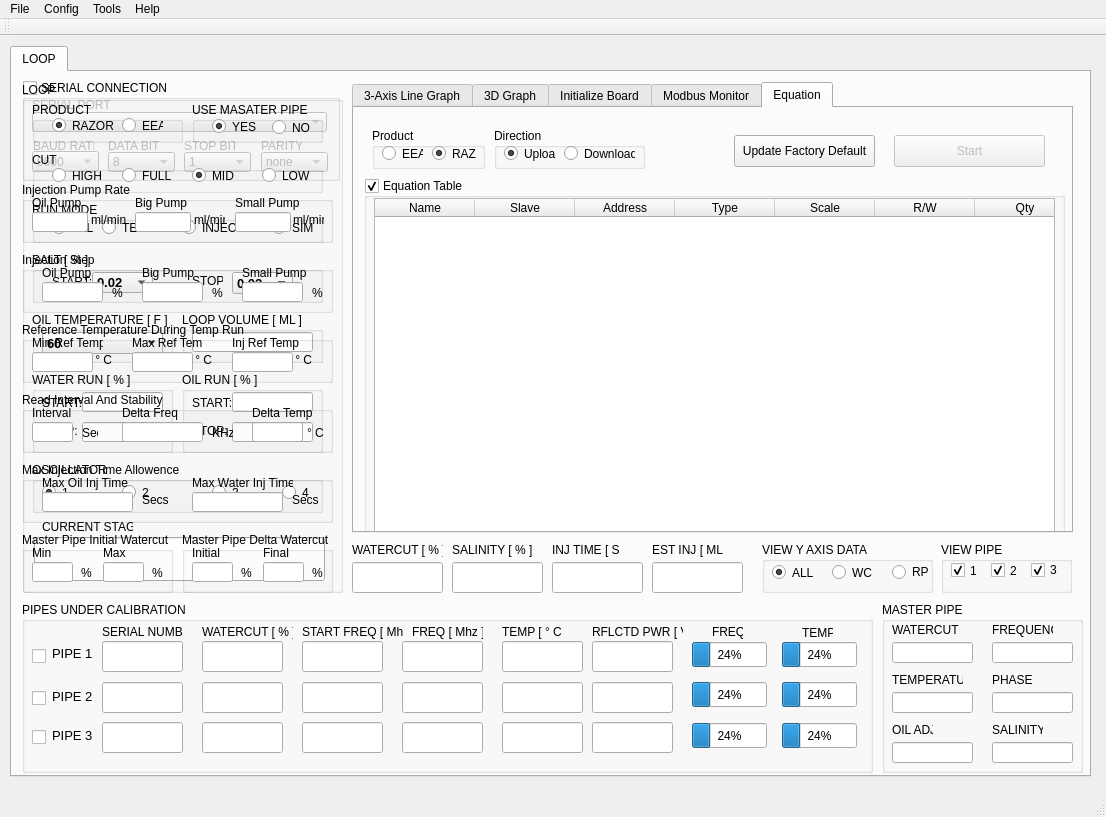
Before: the Qt Designer form Sparky/forms/mainwindow.ui in embeddedlinuxer/Sparky, drawn with Qt 5.
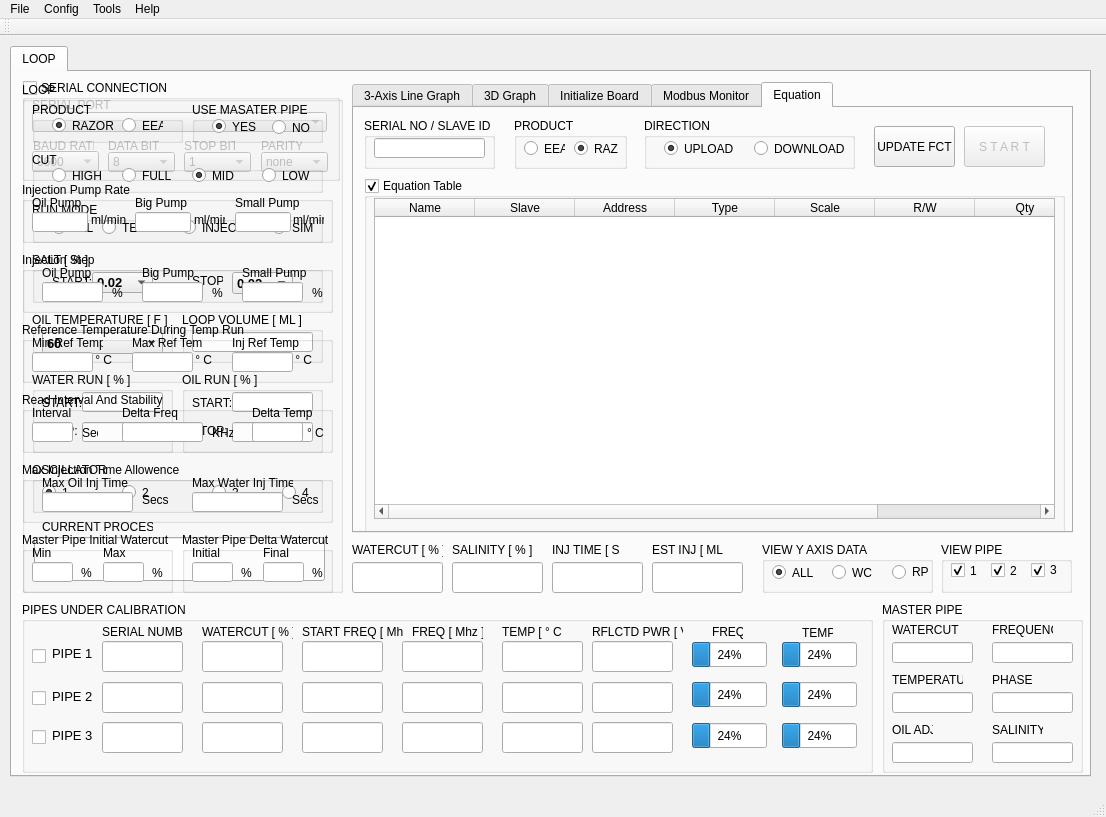
After: the same form once the commit is applied. The open tabs and pages were chosen to show the change. Icons and pictures are not drawn.

What changed in the file:
```diff
--- a/Sparky/forms/mainwindow.ui
+++ b/Sparky/forms/mainwindow.ui
@@ -1107,12 +1107,12 @@
         <rect>
          <x>20</x>
          <y>429</y>
-         <width>91</width>
+         <width>111</width>
          <height>31</height>
         </rect>
        </property>
        <property name="text">
-        <string>CURRENT STAGE</string>
+        <string>CURRENT PROCESS</string>
        </property>
       </widget>
      </widget>
@@ -2949,7 +2949,7 @@
            <x>10</x>
            <y>20</y>
            <width>681</width>
-           <height>351</height>
+           <height>321</height>
           </rect>
          </property>
          <property name="alternatingRowColors">
@@ -3003,27 +3003,27 @@
         </property>
         <property name="geometry">
          <rect>
-          <x>540</x>
-          <y>27</y>
-          <width>151</width>
-          <height>32</height>
+          <x>610</x>
+          <y>18</y>
+          <width>81</width>
+          <height>41</height>
          </rect>
         </property>
         <property name="text">
-         <string>Start</string>
+         <string>S T A R T</string>
         </property>
        </widget>
        <widget class="QGroupBox" name="groupBox_104">
         <property name="geometry">
          <rect>
-          <x>140</x>
-          <y>20</y>
-          <width>151</width>
-          <height>41</height>
+          <x>290</x>
+          <y>10</y>
+          <width>211</width>
+          <height>51</height>
          </rect>
         </property>
         <property name="title">
-         <string>Direction</string>
+         <string>DIRECTION</string>
         </property>
         <property name="checkable">
          <bool>false</bool>
@@ -3034,14 +3034,14 @@
         <widget class="QRadioButton" name="radioButton_188">
          <property name="geometry">
           <rect>
-           <x>10</x>
+           <x>20</x>
            <y>10</y>
-           <width>51</width>
-           <height>31</height>
+           <width>91</width>
+           <height>41</height>
           </rect>
          </property>
          <property name="text">
-          <string>Upload</string>
+          <string>UPLOAD</string>
          </property>
          <property name="checked">
           <bool>true</bool>
@@ -3050,28 +3050,28 @@
         <widget class="QRadioButton" name="radioButton_189">
          <property name="geometry">
           <rect>
-           <x>70</x>
+           <x>110</x>
            <y>10</y>
-           <width>71</width>
-           <height>31</height>
+           <width>101</width>
+           <height>41</height>
           </rect>
          </property>
          <property name="text">
-          <string>Download</string>
+          <string>DOWNLOAD</string>
          </property>
         </widget>
        </widget>
        <widget class="QGroupBox" name="groupBox_110">
         <property name="geometry">
          <rect>
-          <x>18</x>
-          <y>20</y>
+          <x>160</x>
+          <y>10</y>
           <width>113</width>
-          <height>41</height>
+          <height>51</height>
          </rect>
         </property>
         <property name="title">
-         <string>Product</string>
+         <string>PRODUCT</string>
         </property>
         <widget class="QRadioButton" name="radioButton_190">
          <property name="geometry">
@@ -3079,7 +3079,7 @@
            <x>10</x>
            <y>10</y>
            <width>41</width>
-           <height>31</height>
+           <height>41</height>
           </rect>
          </property>
          <property name="text">
@@ -3092,7 +3092,7 @@
            <x>60</x>
            <y>10</y>
            <width>51</width>
-           <height>31</height>
+           <height>41</height>
           </rect>
          </property>
          <property name="text">
@@ -3106,16 +3106,39 @@
        <widget class="QPushButton" name="pushButton_2">
         <property name="geometry">
          <rect>
-          <x>380</x>
-          <y>27</y>
-          <width>141</width>
-          <height>32</height>
+          <x>520</x>
+          <y>18</y>
+          <width>81</width>
+          <height>41</height>
          </rect>
         </property>
         <property name="text">
-         <string>Update Factory Default</string>
+         <string>UPDATE FCT</string>
         </property>
        </widget>
+       <widget class="QGroupBox" name="groupBox_14">
+        <property name="geometry">
+         <rect>
+          <x>10</x>
+          <y>10</y>
+          <width>131</width>
+          <height>51</height>
+         </rect>
+        </property>
+        <property name="title">
+         <string>SERIAL NO / SLAVE ID</string>
+        </property>
+        <widget class="QLineEdit" name="lineEdit_32">
+         <property name="geometry">
+          <rect>
+           <x>10</x>
+           <y>20</y>
+           <width>111</width>
+           <height>20</height>
+          </rect>
+         </property>
+        </widget>
+       </widget>
       </widget>
      </widget>
      <widget class="QLabel" name="label_2">
```
Left out of the diff: 6 changed lines with no effect on the pictures.
